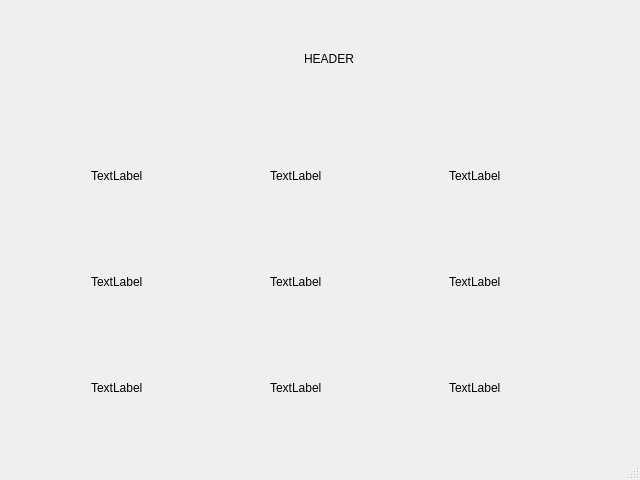
This is Assets/browseruitwo.ui in MaxSteven/pyqt-asset-browser as Qt 5 draws it before an edit. The edited form follows.
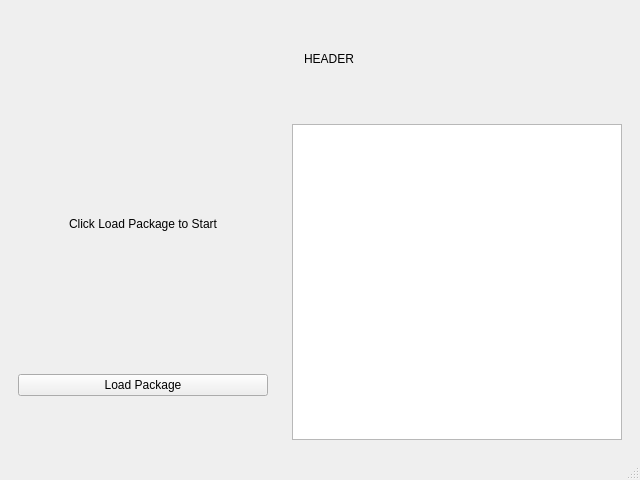
This is the edited form.

The edit to the form file:
```diff
--- a/Assets/browseruitwo.ui
+++ b/Assets/browseruitwo.ui
@@ -60,98 +60,115 @@
         <widget class="QWidget" name="page">
          <layout class="QVBoxLayout" name="verticalLayout_5">
           <item>
-           <layout class="QGridLayout" name="gridLayout">
-            <item row="2" column="0">
-             <widget class="QLabel" name="label_2">
-              <property name="maximumSize">
+           <layout class="QHBoxLayout" name="horizontalLayout">
+            <item>
+             <layout class="QVBoxLayout" name="verticalLayout_6">
+              <item>
+               <widget class="QLabel" name="lbl_bundleImg">
+                <property name="minimumSize">
+                 <size>
+                  <width>0</width>
+                  <height>200</height>
+                 </size>
+                </property>
+                <property name="text">
+                 <string>Click Load Package to Start</string>
+                </property>
+                <property name="scaledContents">
+                 <bool>true</bool>
+                </property>
+                <property name="alignment">
+                 <set>Qt::AlignCenter</set>
+                </property>
+               </widget>
+              </item>
+              <item>
+               <spacer name="verticalSpacer">
+                <property name="orientation">
+                 <enum>Qt::Vertical</enum>
+                </property>
+                <property name="sizeHint" stdset="0">
+                 <size>
+                  <width>20</width>
+                  <height>40</height>
+                 </size>
+                </property>
+               </spacer>
+              </item>
+              <item>
+               <widget class="QPushButton" name="btn_load">
+                <property name="minimumSize">
+                 <size>
+                  <width>250</width>
+                  <height>0</height>
+                 </size>
+                </property>
+                <property name="text">
+                 <string>Load Package</string>
+                </property>
+               </widget>
+              </item>
+              <item>
+               <spacer name="verticalSpacer_2">
+                <property name="orientation">
+                 <enum>Qt::Vertical</enum>
+                </property>
+                <property name="sizeHint" stdset="0">
+                 <size>
+                  <width>20</width>
+                  <height>40</height>
+                 </size>
+                </property>
+               </spacer>
+              </item>
+             </layout>
+            </item>
+            <item>
+             <spacer name="horizontalSpacer">
+              <property name="orientation">
+               <enum>Qt::Horizontal</enum>
+              </property>
+              <property name="sizeHint" stdset="0">
                <size>
-                <width>100</width>
-                <height>100</height>
+                <width>10</width>
+                <height>10</height>
                </size>
               </property>
-              <property name="text">
-               <string>TextLabel</string>
-              </property>
-             </widget>
+             </spacer>
             </item>
-            <item row="0" column="0">
-             <widget class="QLabel" name="label_3">
-              <property name="text">
-               <string>TextLabel</string>
-              </property>
-             </widget>
-            </item>
-            <item row="1" column="1">
-             <widget class="QLabel" name="label_5">
-              <property name="text">
-               <string>TextLabel</string>
-              </property>
-             </widget>
-            </item>
-            <item row="1" column="0">
-             <widget class="QLabel" name="label">
+            <item>
+             <widget class="QTableWidget" name="tableWidget_2">
               <property name="minimumSize">
                <size>
-                <width>50</width>
-                <height>50</height>
+                <width>330</width>
+                <height>0</height>
                </size>
               </property>
-              <property name="maximumSize">
-               <size>
-                <width>100</width>
-                <height>100</height>
-               </size>
+              <property name="sizeAdjustPolicy">
+               <enum>QAbstractScrollArea::AdjustToContents</enum>
               </property>
-              <property name="text">
-               <string>TextLabel</string>
+              <property name="editTriggers">
+               <set>QAbstractItemView::NoEditTriggers</set>
               </property>
-             </widget>
-            </item>
-            <item row="0" column="1">
-             <widget class="QLabel" name="label_4">
-              <property name="maximumSize">
+              <property name="iconSize">
                <size>
-                <width>100</width>
-                <height>100</height>
+                <width>150</width>
+                <height>150</height>
                </size>
               </property>
-              <property name="text">
-               <string>TextLabel</string>
+              <property name="columnCount">
+               <number>1</number>
               </property>
-             </widget>
-            </item>
-            <item row="2" column="1">
-             <widget class="QLabel" name="label_6">
-              <property name="text">
-               <string>TextLabel</string>
-              </property>
-             </widget>
-            </item>
-            <item row="0" column="2">
-             <widget class="QLabel" name="label_7">
-              <property name="maximumSize">
-               <size>
-                <width>100</width>
-                <height>16777215</height>
-               </size>
-              </property>
-              <property name="text">
-               <string>TextLabel</string>
-              </property>
-             </widget>
-            </item>
-            <item row="1" column="2">
-             <widget class="QLabel" name="label_8">
-              <property name="text">
-               <string>TextLabel</string>
-              </property>
-             </widget>
-            </item>
-            <item row="2" column="2">
-             <widget class="QLabel" name="label_9">
-              <property name="text">
-               <string>TextLabel</string>
-              </property>
+              <attribute name="horizontalHeaderVisible">
+               <bool>false</bool>
+              </attribute>
+              <attribute name="verticalHeaderVisible">
+               <bool>false</bool>
+              </attribute>
+              <attribute name="verticalHeaderDefaultSectionSize">
+               <number>75</number>
+              </attribute>
+              <column/>
              </widget>
             </item>
            </layout>
```
Left out of the diff: 13 changed lines with no effect on the pictures.
